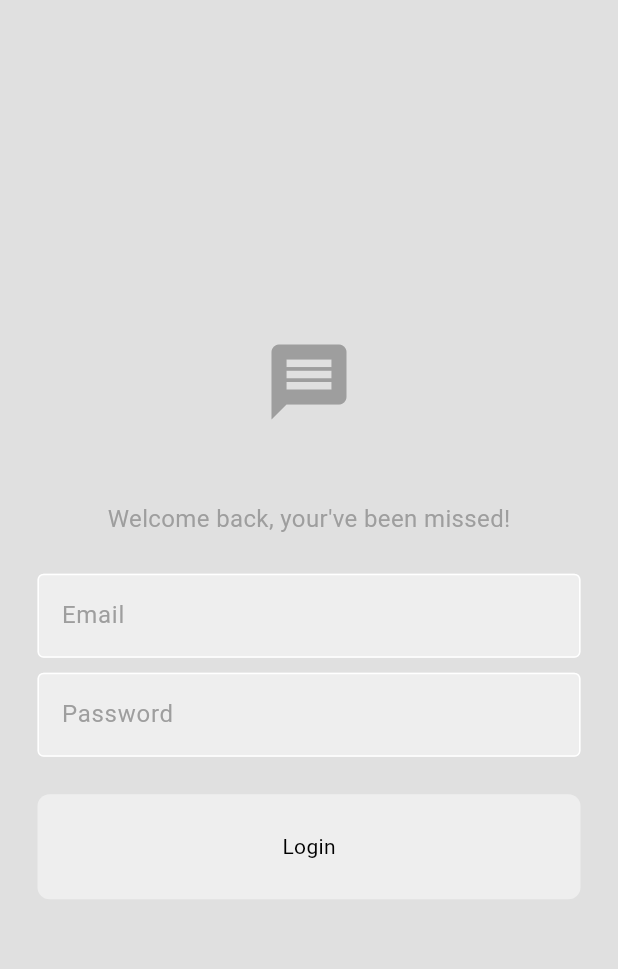
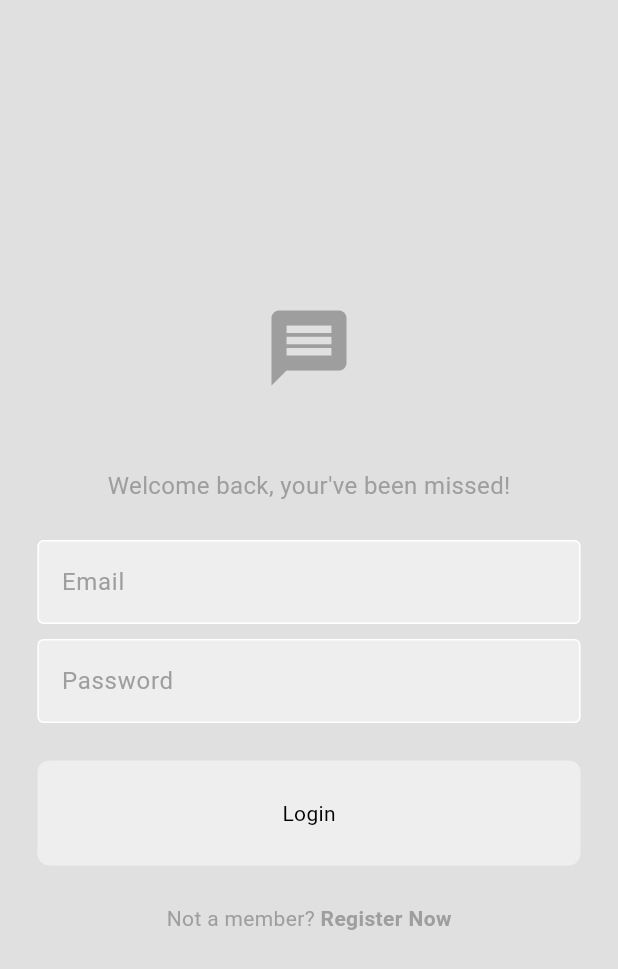
Before and after one commit to AnomitraSarkar/KABOOTAR, a Flutter app: the screen it shows after launch, on a phone screen of 412 x 824 dp. Shown: the top 969 px of the screen. Run offline on Flutter 3.47's test engine with Material 3 defaults, Android fonts, the light colour scheme and no system bars.

Commit message:
`Added onTap callback to MyButton and used GestureDetector to handle tap events. Updated LoginPage to use the new MyButton with a login callback.`

```diff
--- a/lib/components/my_button.dart
+++ b/lib/components/my_button.dart
@@ -2,11 +2,14 @@ import 'package:flutter/material.dart';
 
 class MyButton extends StatelessWidget {
   final String text;
-  const MyButton({super.key, required this.text});
+  final void Function()? onTap;
+  const MyButton({super.key, required this.text, required this.onTap});
 
   @override
   Widget build(BuildContext context) {
-    return Container(
+    return GestureDetector(
+      onTap: onTap,
+      child: Container(
         decoration:BoxDecoration(
           borderRadius: BorderRadius.circular(8),
           color:Theme.of(context).colorScheme.secondary,
@@ -14,6 +17,7 @@ class MyButton extends StatelessWidget {
         padding: EdgeInsets.all(25),
         margin: EdgeInsets.symmetric(horizontal: 25),
       child: Center(child: Text(text)),
+      ),
     );
   }
 }
--- a/lib/pages/login_page.dart
+++ b/lib/pages/login_page.dart
@@ -7,6 +7,9 @@ class LoginPage extends StatelessWidget {
   final TextEditingController _pwController = TextEditingController();
 
   LoginPage({super.key});
+
+  // login method
+  void login() {}
 
   @override
   Widget build(BuildContext context) {
@@ -51,10 +54,28 @@ class LoginPage extends StatelessWidget {
 
             const SizedBox(height: 25),
             // login button
-            MyButton(
-              text: "Login"
+            MyButton(text: "Login", onTap: login),
+            // register me
+            const SizedBox(height: 25),
+
+            Row(
+              mainAxisAlignment: MainAxisAlignment.center,
+              children: [
+                Text(
+                  "Not a member? ",
+                  style: TextStyle(
+                    color: Theme.of(context).colorScheme.primary,
+                  ),
+                ),
+                Text(
+                  "Register Now",
+                  style: TextStyle(
+                    fontWeight: FontWeight.bold,
+                    color: Theme.of(context).colorScheme.primary,
+                  ),
+                ),
+              ],
             ),
-            // register me
           ],
         ),
       ),
```
Lines whose indentation alone changed are shown as unchanged.
